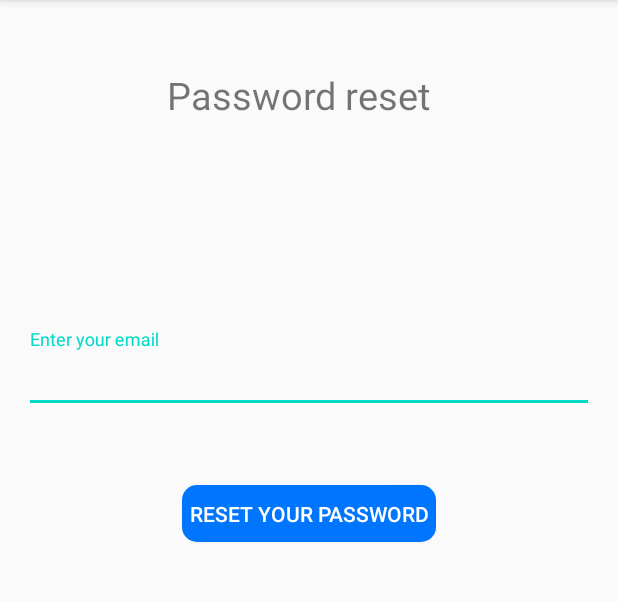
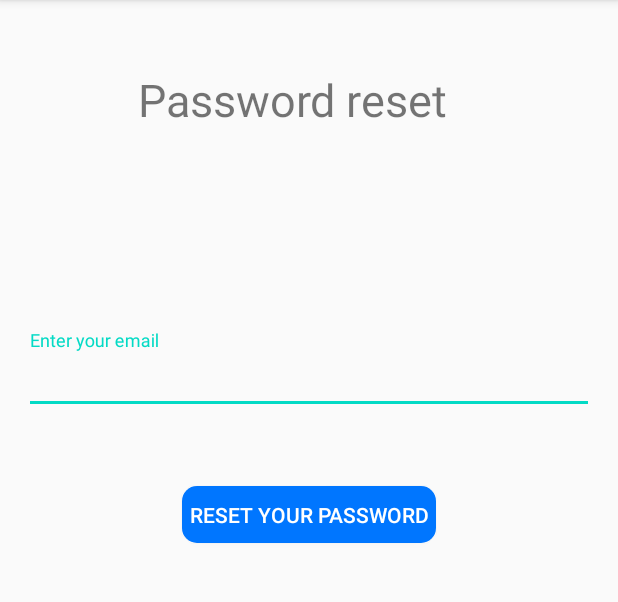
Before and after one commit to annamariafodor/team2_sobriety_test, an Android app: the PasswordReset screen opened directly, with no data from a screen before it, on a phone screen of 412 x 824 dp, the part 84-686 px from its top. Run offline under Robolectric (Android 15) with nearby library versions, the phone set to English and light mode, and no system bars.

Commit message:
modified text size

```diff
--- a/app/src/main/res/layout/activity_password_reset.xml
+++ b/app/src/main/res/layout/activity_password_reset.xml
@@ -9,10 +9,10 @@
 
     <TextView
         android:id="@+id/textView"
-        android:layout_width="190dp"
-        android:layout_height="53dp"
+        android:layout_width="228dp"
+        android:layout_height="54dp"
         android:text="@string/password_reset"
-        android:textSize="25sp"
+        android:textSize="@dimen/title_size"
         app:layout_constraintEnd_toEndOf="parent"
         app:layout_constraintStart_toStartOf="parent"
         app:layout_constraintTop_toTopOf="@+id/guideline2" />
--- a/app/src/main/res/layout/fragment_password_reset.xml
+++ b/app/src/main/res/layout/fragment_password_reset.xml
@@ -9,10 +9,10 @@
 
     <TextView
         android:id="@+id/textView"
-        android:layout_width="190dp"
-        android:layout_height="53dp"
+        android:layout_width="228dp"
+        android:layout_height="54dp"
         android:text="@string/password_reset"
-        android:textSize="25sp"
+        android:textSize="@dimen/title_size"
         app:layout_constraintEnd_toEndOf="parent"
         app:layout_constraintStart_toStartOf="parent"
         app:layout_constraintTop_toTopOf="@+id/guideline2" />
```
